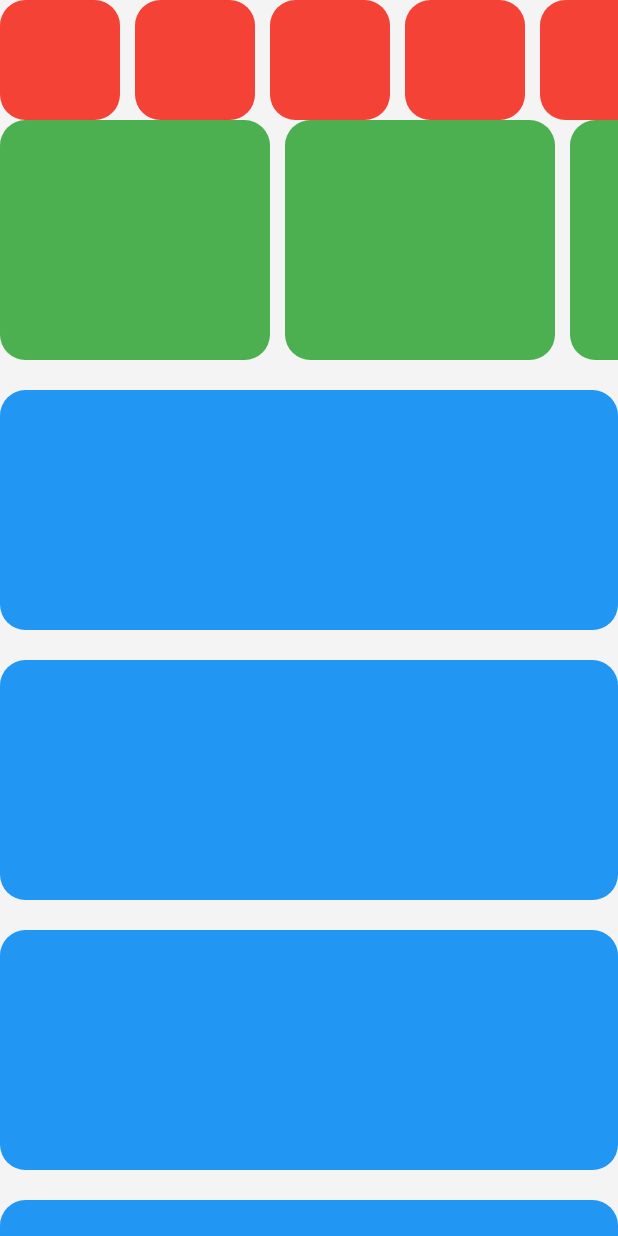
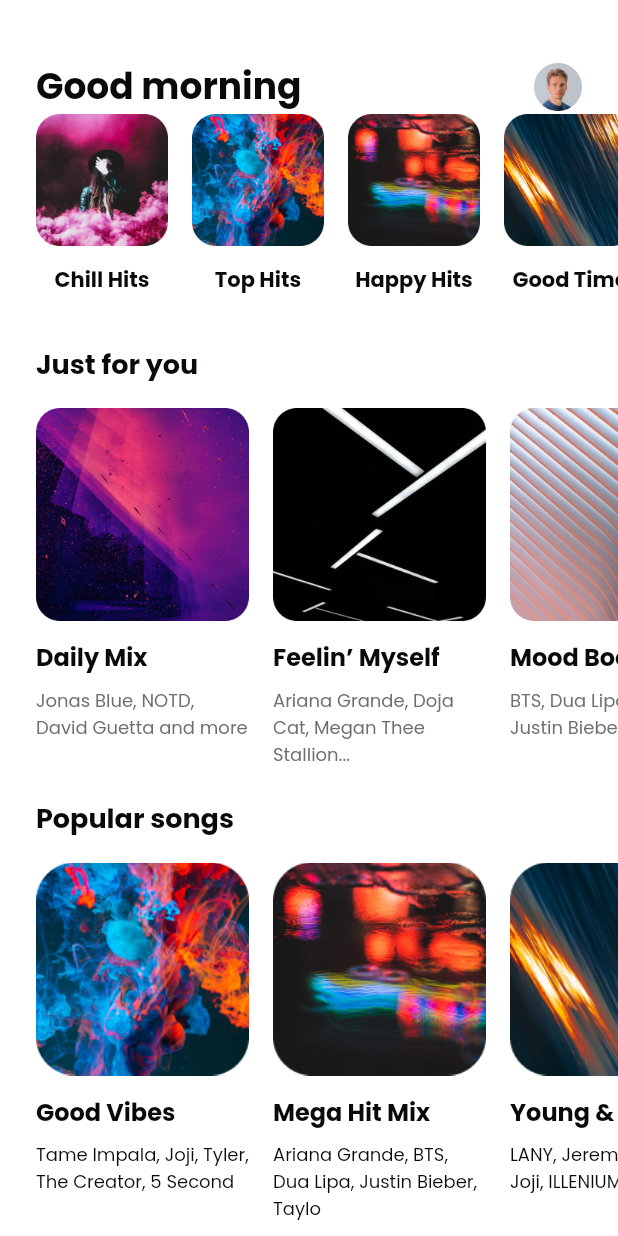
Before and after one commit to Reilham/Pert5Slice, a Flutter app: the screen it shows after launch, on a phone screen of 412 x 824 dp. Run offline on Flutter 3.47's test engine with Material 2 defaults, Android fonts, the light colour scheme and no system bars; our stand-ins replace google_fonts.

Commit message:
update code

```diff
--- a/lib/main.dart
+++ b/lib/main.dart
@@ -1,5 +1,6 @@
 import 'package:flutter/material.dart';
 import 'package:pertemuan4slice/home_page.dart';
+import 'package:pertemuan4slice/main_page.dart';
 
 void main() {
   runApp(const MyApp());
@@ -26,7 +27,7 @@ class MyApp extends StatelessWidget {
         // is not restarted.
         primarySwatch: Colors.blue,
       ),
-      home: const homepage(),
+      home: mainpage(),
     );
   }
 }
--- /dev/null
+++ b/lib/main_page.dart
@@ -0,0 +1,269 @@
+import 'package:flutter/material.dart';
+import 'package:google_fonts/google_fonts.dart';
+
+class mainpage extends StatelessWidget {
+  const mainpage({super.key});
+
+  @override
+  Widget build(BuildContext context) {
+    Widget header() {
+      return Container(
+        margin: const EdgeInsets.symmetric(horizontal: 24),
+        child: Row(
+          mainAxisAlignment: MainAxisAlignment.spaceBetween,
+          children: [
+            Text(
+              "Good morning",
+              style: GoogleFonts.poppins(
+                color: const Color(0xff090A0A),
+                fontSize: 24,
+                fontWeight: FontWeight.w700,
+              ),
+            ),
+            Container(
+              height: 32,
+              width: 32,
+              decoration: const BoxDecoration(
+                  image: DecorationImage(
+                      image: AssetImage("assets/img-avatar.png"))),
+            )
+          ],
+        ),
+      );
+    }
+
+    Widget musicHeader() {
+      Widget musicCard(String img, String text) {
+        return Container(
+          margin: const EdgeInsets.only(right: 16),
+          child: Column(
+            children: [
+              Container(
+                height: 88,
+                width: 88,
+                decoration: BoxDecoration(
+                    image: DecorationImage(image: AssetImage(img))),
+              ),
+              const SizedBox(
+                height: 12,
+              ),
+              Text(
+                text,
+                style: GoogleFonts.poppins(
+                  color: const Color(0xff090A0A),
+                  fontSize: 14,
+                  fontWeight: FontWeight.w700,
+                ),
+              ),
+            ],
+          ),
+        );
+      }
+
+      return SingleChildScrollView(
+        scrollDirection: Axis.horizontal,
+        child: Container(
+          child: Row(
+            children: [
+              const SizedBox(
+                width: 24,
+              ),
+              musicCard("assets/img-music11.png", "Chill Hits"),
+              musicCard("assets/img-music12.png", "Top Hits"),
+              musicCard("assets/img-music13.png", "Happy Hits"),
+              musicCard("assets/img-music14.png", "Good Time"),
+            ],
+          ),
+        ),
+      );
+    }
+
+    Widget MusicPlay() {
+      Widget musicCard(String img, String text, String SubText) {
+        return Container(
+          width: 142,
+          margin: const EdgeInsets.only(right: 16),
+          child: Column(
+            crossAxisAlignment: CrossAxisAlignment.start,
+            mainAxisAlignment: MainAxisAlignment.start,
+            children: [
+              Container(
+                height: 142,
+                width: 142,
+                decoration: BoxDecoration(
+                    image: DecorationImage(image: AssetImage(img))),
+              ),
+              const SizedBox(
+                height: 12,
+              ),
+              Text(
+                text,
+                style: GoogleFonts.poppins(
+                  color: const Color(0xff090A0A),
+                  fontSize: 16,
+                  fontWeight: FontWeight.w700,
+                ),
+              ),
+              const SizedBox(
+                height: 8,
+              ),
+              Text(
+                SubText,
+                style: GoogleFonts.poppins(
+                  color: const Color(0xff6C7072),
+                  fontSize: 12,
+                ),
+              ),
+            ],
+          ),
+        );
+      }
+
+      return Column(
+        crossAxisAlignment: CrossAxisAlignment.start,
+        children: [
+          const SizedBox(
+            height: 32,
+          ),
+          Container(
+            margin: const EdgeInsets.only(left: 24, bottom: 16),
+            child: Text(
+              "Just for you",
+              style: GoogleFonts.poppins(
+                color: const Color(0xff090A0A),
+                fontSize: 18,
+                fontWeight: FontWeight.w700,
+              ),
+            ),
+          ),
+          Container(
+            child: SingleChildScrollView(
+              scrollDirection: Axis.horizontal,
+              child: Container(
+                child: Row(
+                  crossAxisAlignment: CrossAxisAlignment.start,
+                  children: [
+                    const SizedBox(
+                      width: 24,
+                    ),
+                    musicCard("assets/img-music21.png", "Daily Mix",
+                        "Jonas Blue, NOTD, David Guetta and more"),
+                    musicCard("assets/img-music22.png", "Feelin’ Myself",
+                        "Ariana Grande, Doja Cat, Megan Thee Stallion..."),
+                    musicCard("assets/img-music23.png", "Mood Booster",
+                        "BTS, Dua Lipa, Malone, Justin Bieber and more"),
+                  ],
+                ),
+              ),
+            ),
+          ),
+        ],
+      );
+    }
+
+    Widget MusicPopular() {
+      Widget musicCard(String img, String text, String SubText) {
+        return Container(
+          width: 142,
+          margin: const EdgeInsets.only(right: 16),
+          child: Column(
+            crossAxisAlignment: CrossAxisAlignment.start,
+            mainAxisAlignment: MainAxisAlignment.start,
+            children: [
+              Container(
+                height: 142,
+                width: 142,
+                decoration: BoxDecoration(
+                    image: DecorationImage(image: AssetImage(img))),
+              ),
+              const SizedBox(
+                height: 12,
+              ),
+              Text(
+                text,
+                style: GoogleFonts.poppins(
+                  color: const Color(0xff090A0A),
+                  fontSize: 16,
+                  fontWeight: FontWeight.w700,
+                ),
+              ),
+              const SizedBox(
+                height: 8,
+              ),
+              Text(
+                SubText,
+                style: GoogleFonts.poppins(
+                  color: const Color(0xff090A0A),
+                  fontSize: 12,
+                ),
+              ),
+            ],
+          ),
+        );
+      }
+
+      return Column(
+        crossAxisAlignment: CrossAxisAlignment.start,
+        children: [
+          const SizedBox(
+            height: 20,
+          ),
+          Container(
+            margin: const EdgeInsets.only(left: 24, bottom: 16),
+            child: Text(
+              "Popular songs",
+              style: GoogleFonts.poppins(
+                color: const Color(0xff090A0A),
+                fontSize: 18,
+                fontWeight: FontWeight.w700,
+              ),
+            ),
+          ),
+          Container(
+            child: SingleChildScrollView(
+              scrollDirection: Axis.horizontal,
+              child: Container(
+                child: Row(
+                  crossAxisAlignment: CrossAxisAlignment.start,
+                  children: [
+                    const SizedBox(
+                      width: 24,
+                    ),
+                    musicCard("assets/img-music12.png", "Good Vibes",
+                        "Tame Impala, Joji, Tyler, The Creator, 5 Second"),
+                    musicCard("assets/img-music13.png", "Mega Hit Mix",
+                        "Ariana Grande, BTS, Dua Lipa, Justin Bieber, Taylo"),
+                    musicCard("assets/img-music14.png", "Young & Free",
+                        "LANY, Jeremy Zucker, Joji, ILLENIUM, Glass A..."),
+                  ],
+                ),
+              ),
+            ),
+          ),
+        ],
+      );
+    }
+
+    return Scaffold(
+      backgroundColor: const Color(0xffFFFFFF),
+      body: SafeArea(
+          child: SingleChildScrollView(
+        child: Column(
+          crossAxisAlignment: CrossAxisAlignment.start,
+          children: [
+            const SizedBox(
+              height: 16,
+            ),
+            const SizedBox(
+              height: 24,
+            ),
+            header(),
+            musicHeader(),
+            MusicPlay(),
+            MusicPopular(),
+          ],
+        ),
+      )),
+    );
+  }
+}
```
Also changed, not shown: pubspec.yaml (+5 -5 lines), assets/img-avatar.png (added), assets/img-music11.png (added), assets/img-music12.png (added), assets/img-music13.png (added), assets/img-music14.png (added), assets/img-music21.png (added), assets/img-music22.png (added), assets/img-music23.png (added), assets/img-music33.png (added), pubspec.lock, 1 other file.
